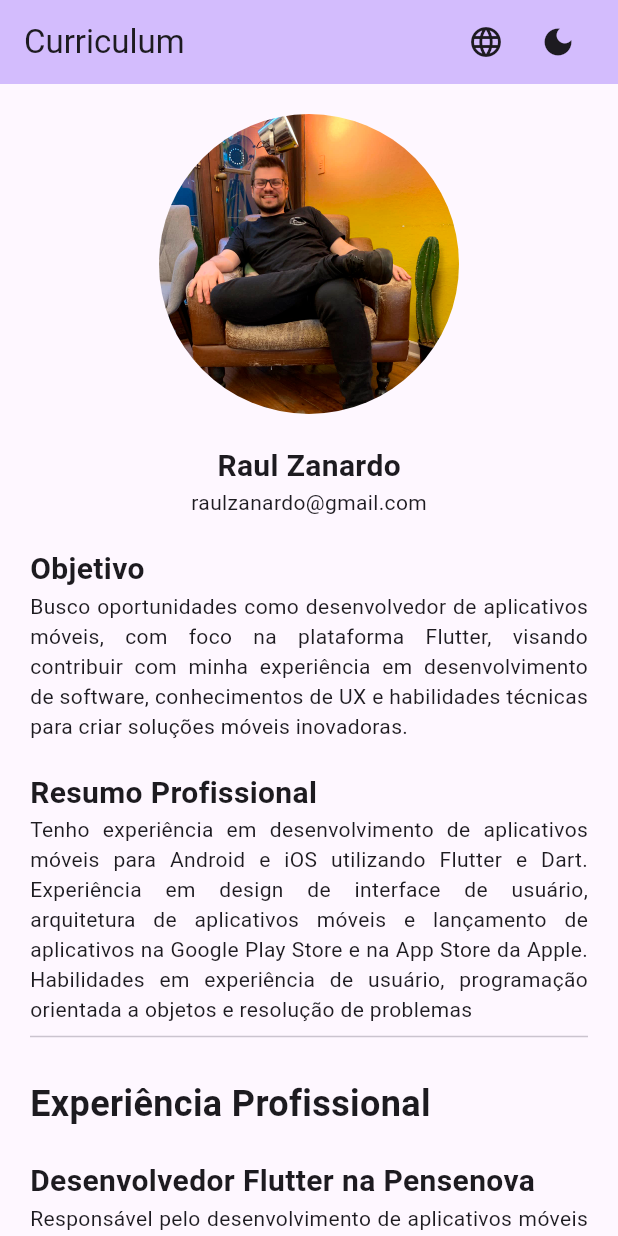
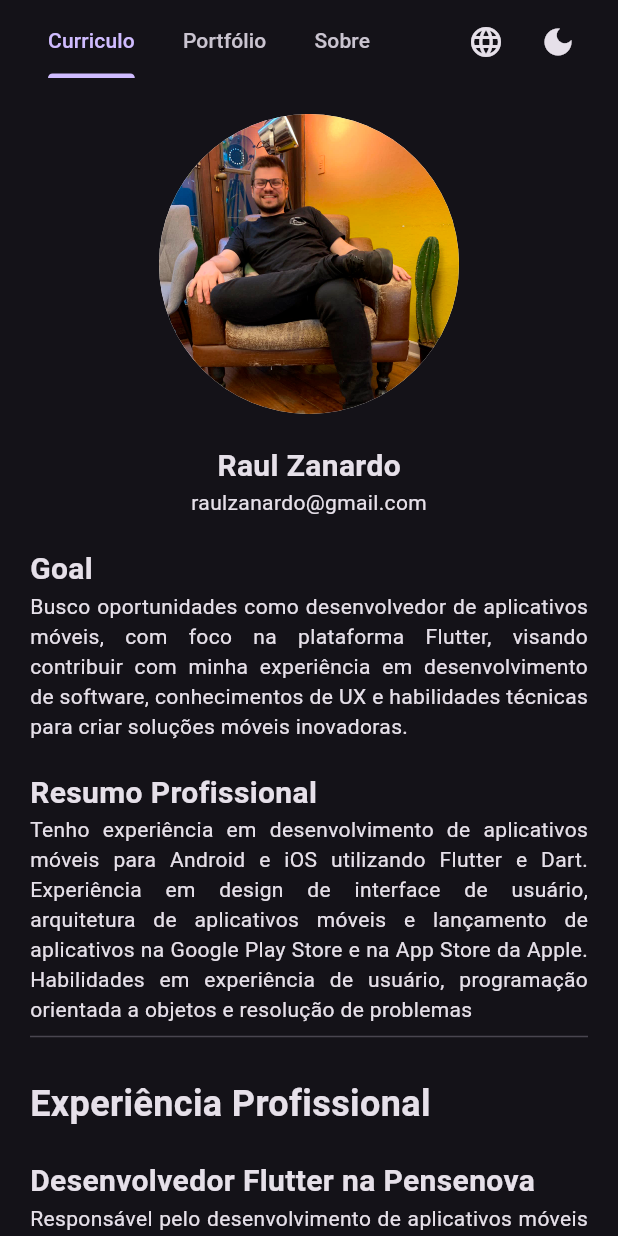
Before and after one commit to raulzanardo/curriculo, a Flutter app: the screen it shows after launch, on a phone screen of 412 x 824 dp. Run offline on Flutter 3.47's test engine with Material 3 defaults, Android fonts, the phone set to English and light mode, and no system bars; our stand-ins replace adaptive_theme, i18n_extension.

Commit message:
i18n, menu e seleção de tema

```diff
--- a/lib/main.dart
+++ b/lib/main.dart
@@ -1,16 +1,21 @@
+import 'package:flutter/material.dart';
+
+import 'package:flutter_localizations/flutter_localizations.dart';
+import 'package:adaptive_theme/adaptive_theme.dart';
+
 import 'package:curriculo/pages/page_curriculum.dart';
 import 'package:curriculo/pages/page_home.dart';
-import 'package:flutter/material.dart';
-
+import 'package:i18n_extension/i18n_extension.dart';
 /*
 https://www.youtube.com/watch?app=desktop&v=7ut5YxIfEzI
 http://www.coderzheaven.com/2019/04/26/tabbedappbar-in-flutter-android-and-ios/
 
  */
 
-
 void main() {
-  runApp(const MyApp());
+  runApp(
+    const MyApp(),
+  );
 }
 
 class MyApp extends StatelessWidget {
@@ -19,17 +24,43 @@ class MyApp extends StatelessWidget {
   // This widget is the root of your application.
   @override
   Widget build(BuildContext context) {
-    return MaterialApp(
-      debugShowCheckedModeBanner: false,
-      title: 'Raul Zanardo',
-      theme: ThemeData(
+
+
+
+
+    return AdaptiveTheme(
+      light: ThemeData(
         colorScheme: ColorScheme.fromSeed(seedColor: Colors.deepPurple),
         useMaterial3: true,
       ),
-      darkTheme: ThemeData.dark(
+      dark: ThemeData.dark(
         useMaterial3: true,
       ),
-      home: const PageCurriculum(),
+      initial: AdaptiveThemeMode.light,
+      builder: (theme, darkTheme) => MaterialApp(
+        debugShowCheckedModeBanner: false,
+        title: 'Raul Zanardo',
+        localizationsDelegates: const [
+          GlobalMaterialLocalizations.delegate,
+          GlobalWidgetsLocalizations.delegate,
+          GlobalCupertinoLocalizations.delegate,
+        ],
+        supportedLocales: const [
+          Locale('pt', "BR"),
+          Locale('en', "US"),
+        ],
+        theme: ThemeData(
+          colorScheme: ColorScheme.fromSeed(seedColor: Colors.deepPurple),
+          useMaterial3: true,
+        ),
+        darkTheme: ThemeData.dark(
+          useMaterial3: true,
+        ),
+        themeMode: ThemeMode.dark,
+        home: I18n(
+          child: const PageCurriculum(),
+        ),
+      ),
     );
   }
 }
--- a/lib/pages/page_curriculum.dart
+++ b/lib/pages/page_curriculum.dart
@@ -1,9 +1,12 @@
-import 'package:curriculo/widgets/widget_text_box.dart';
-import 'package:flutter/cupertino.dart';
 import 'package:flutter/material.dart';
-import 'package:flutter/widgets.dart';
+import 'package:adaptive_theme/adaptive_theme.dart';
 
 import '../widgets/widget_photo.dart';
+import '../widgets/widget_text_box.dart';
+
+import '../localization/localization_curriculum.i18n.dart';
+
+//https://www.coderzheaven.com/2019/04/26/tabbedappbar-in-flutter-android-and-ios/
 
 class PageCurriculum extends StatefulWidget {
   const PageCurriculum({super.key});
@@ -15,8 +18,62 @@ class PageCurriculum extends StatefulWidget {
 class _PageCurriculumState extends State<PageCurriculum> {
   @override
   Widget build(BuildContext context) {
-    return Scaffold(
+    return DefaultTabController(
+      length: 3,
+      child: Scaffold(
         appBar: AppBar(
+          title: Row(
+            mainAxisAlignment: MainAxisAlignment.spaceBetween,
+            children: [
+              TabBar(
+                dividerHeight: 0,
+                tabAlignment: TabAlignment.start,
+                isScrollable: true,
+                tabs: const [
+                  Tab(text: "Curriculo"),
+                  Tab(text: "Portfólio"),
+                  Tab(text: "Sobre"),
+                ],
+                onTap: (index){
+                  print(index);
+                },
+              ),
+
+              Row(
+                children: [
+                  //TODO Adicionar i18n
+                  //TODO Trocar icone do idioma
+                  IconButton(
+                    onPressed: () {
+                      print(MediaQuery.of(context).size.width);
+                    },
+                    icon: const Icon(Icons.language),
+                  ),
+                  //TODO criar rotina de alteraçao de tema (Light, Dark, dinamic)
+                  IconButton(
+                    onPressed: () {
+
+                    },
+                    icon: const Icon(Icons.dark_mode),
+                  )
+                ],
+              )
+            ],
+          ),
+
+
+
+        ),
+        /*       appBar: AppBar(
+         // title: Text('Curriculum'),
+          title: TabBar(
+            isScrollable: true,
+            tabs: choices.map<Widget>((Choice choice) {
+              return Tab(
+                text: choice.title,
+                       );
+            }).toList(),
+          ),
                 title: Row(
             mainAxisAlignment: MainAxisAlignment.spaceBetween,
             children: [
@@ -41,11 +98,10 @@ class _PageCurriculumState extends State<PageCurriculum> {
             ],
           ),
           backgroundColor: Theme.of(context).colorScheme.inversePrimary,
-      ),
+        ),*/
         body: Align(
           alignment: Alignment.topCenter,
           child: SingleChildScrollView(
-
             padding: const EdgeInsets.all(20),
             child: SizedBox(
               width: 700,
@@ -72,7 +128,7 @@ class _PageCurriculumState extends State<PageCurriculum> {
                           crossAxisAlignment: CrossAxisAlignment.start,
                           children: [
                             WidgetTextBox(
-                            'Objetivo',
+                              'Objetivo'.i18n,
                               'Busco oportunidades como desenvolvedor de aplicativos móveis, com foco na plataforma Flutter, visando contribuir com minha experiência em desenvolvimento de software, conhecimentos de UX e habilidades técnicas para criar soluções móveis inovadoras.',
                             ),
                             WidgetTextBox(
@@ -82,7 +138,8 @@ class _PageCurriculumState extends State<PageCurriculum> {
                           ],
                         ),
                       ),
-                    const Divider(), // --------------------------------------------------------------------------------------------------------------
+                      const Divider(),
+                      // --------------------------------------------------------------------------------------------------------------
                     ],
                   ),
                   SizedBox(height: 20.0),
@@ -102,6 +159,7 @@ class _PageCurriculumState extends State<PageCurriculum> {
             ),
           ),
         ),
+      ),
     );
   }
 }
--- a/pubspec.yaml
+++ b/pubspec.yaml
@@ -30,11 +30,14 @@ environment:
 dependencies:
   flutter:
     sdk: flutter
-
+  flutter_localizations:
+    sdk: flutter
 
   # The following adds the Cupertino Icons font to your application.
   # Use with the CupertinoIcons class for iOS style icons.
   cupertino_icons: ^1.0.6
+  i18n_extension: ^11.0.12
+  adaptive_theme: ^3.6.0
 
 dev_dependencies:
   flutter_test:
```
Also changed, not shown: lib/localization/localization_curriculum.i18n.dart (added, +27 -0 lines), lib/pages/page_home.dart (+3 -19 lines), pubspec.lock, 2 other files. Lines whose indentation alone changed are shown as unchanged.
